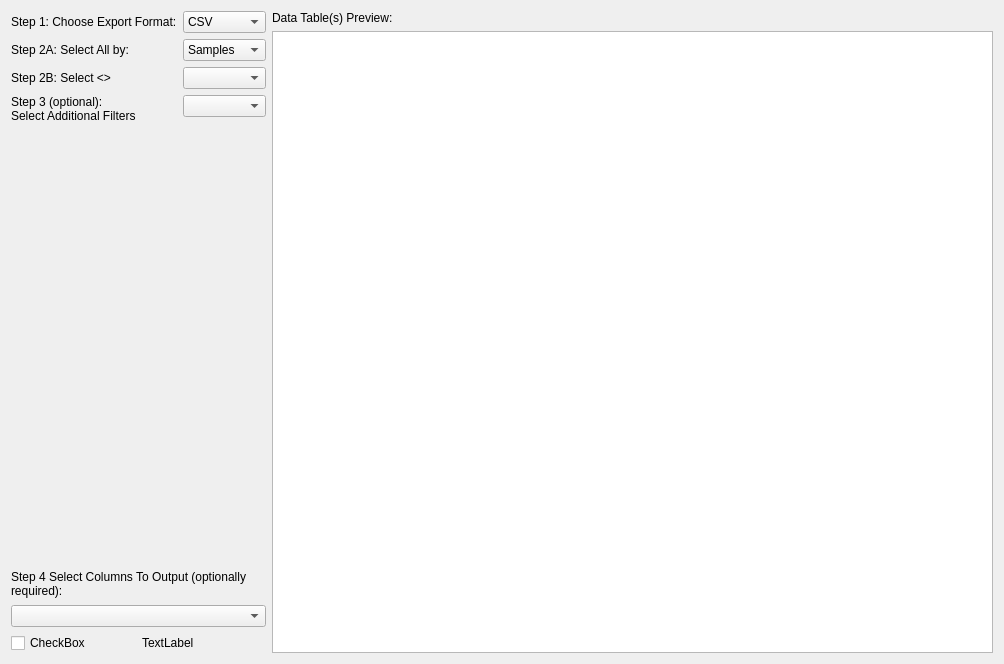
Before: the Qt Designer form ui/ExporterUI.ui in kathrynmetcalf/GeoCORK, drawn with Qt 5.
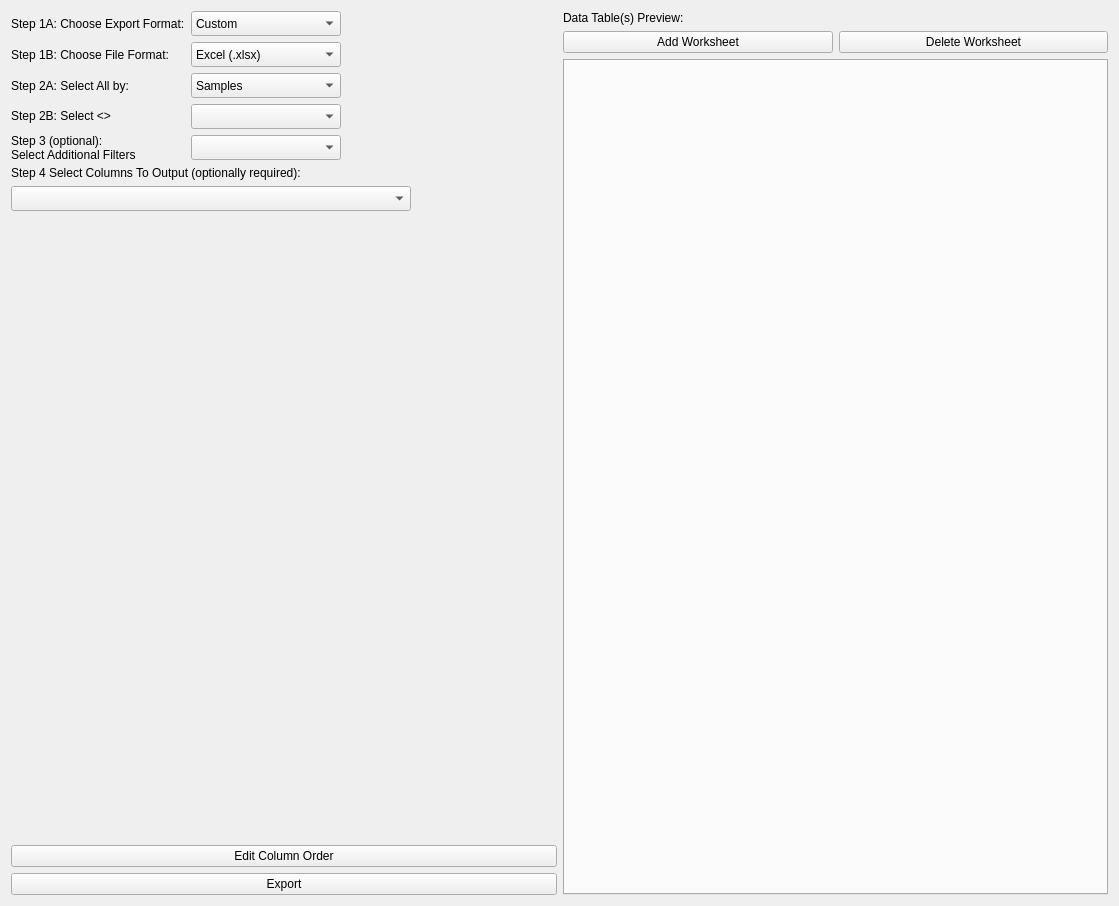
After: the same form once the commit is applied. Custom widgets are drawn as their Qt base class.

Commit message: Ui files that weren't saved before. Fixed issue with age errors in Alter_database.py

What changed in the file:
```diff
--- a/ui/ExporterUI.ui
+++ b/ui/ExporterUI.ui
@@ -6,10 +6,16 @@
    <rect>
     <x>0</x>
     <y>0</y>
-    <width>1004</width>
-    <height>664</height>
+    <width>1119</width>
+    <height>906</height>
    </rect>
   </property>
+  <property name="minimumSize">
+   <size>
+    <width>0</width>
+    <height>500</height>
+   </size>
+  </property>
   <property name="windowTitle">
    <string>Form</string>
   </property>
@@ -20,16 +26,77 @@
       <layout class="QFormLayout" name="formLayout">
        <item row="0" column="0">
         <widget class="QLabel" name="label_2">
+         <property name="sizePolicy">
+          <sizepolicy hsizetype="Expanding" vsizetype="Fixed">
+           <horstretch>0</horstretch>
+           <verstretch>0</verstretch>
+          </sizepolicy>
+         </property>
+         <property name="minimumSize">
+          <size>
+           <width>0</width>
+           <height>25</height>
+          </size>
+         </property>
+         <property name="maximumSize">
+          <size>
+           <width>16777215</width>
+           <height>25</height>
+          </size>
+         </property>
          <property name="text">
-          <string>Step 1: Choose Export Format:</string>
+          <string>Step 1A: Choose Export Format:</string>
          </property>
         </widget>
        </item>
-       <item row="0" column="1">
-        <widget class="QComboBox" name="comboBox">
+       <item row="2" column="0">
+        <widget class="QLabel" name="label">
+         <property name="sizePolicy">
+          <sizepolicy hsizetype="Expanding" vsizetype="Fixed">
+           <horstretch>0</horstretch>
+           <verstretch>0</verstretch>
+          </sizepolicy>
+         </property>
+         <property name="minimumSize">
+          <size>
+           <width>0</width>
+           <height>25</height>
+          </size>
+         </property>
+         <property name="maximumSize">
+          <size>
+           <width>16777215</width>
+           <height>25</height>
+          </size>
+         </property>
+         <property name="text">
+          <string>Step 1B: Choose File Format:</string>
+         </property>
+        </widget>
+       </item>
+       <item row="2" column="1">
+        <widget class="QComboBox" name="fileformat_comboBox">
+         <property name="sizePolicy">
+          <sizepolicy hsizetype="Fixed" vsizetype="Fixed">
+           <horstretch>0</horstretch>
+           <verstretch>0</verstretch>
+          </sizepolicy>
+         </property>
+         <property name="minimumSize">
+          <size>
+           <width>150</width>
+           <height>25</height>
+          </size>
+         </property>
+         <property name="maximumSize">
+          <size>
+           <width>150</width>
+           <height>25</height>
+          </size>
+         </property>
          <item>
           <property name="text">
-           <string>CSV</string>
+           <string>Excel (.xlsx)</string>
           </property>
          </item>
          <item>
@@ -64,15 +131,51 @@
          </item>
         </widget>
        </item>
-       <item row="1" column="0">
+       <item row="3" column="0">
         <widget class="QLabel" name="label_3">
+         <property name="sizePolicy">
+          <sizepolicy hsizetype="Expanding" vsizetype="Fixed">
+           <horstretch>0</horstretch>
+           <verstretch>0</verstretch>
+          </sizepolicy>
+         </property>
+         <property name="minimumSize">
+          <size>
+           <width>0</width>
+           <height>25</height>
+          </size>
+         </property>
+         <property name="maximumSize">
+          <size>
+           <width>16777215</width>
+           <height>25</height>
+          </size>
+         </property>
          <property name="text">
           <string>Step 2A: Select All by:</string>
          </property>
         </widget>
        </item>
-       <item row="1" column="1">
-        <widget class="QComboBox" name="comboBox_2">
+       <item row="3" column="1">
+        <widget class="QComboBox" name="selectionscope_comboBox">
+         <property name="sizePolicy">
+          <sizepolicy hsizetype="Fixed" vsizetype="Fixed">
+           <horstretch>0</horstretch>
+           <verstretch>0</verstretch>
+          </sizepolicy>
+         </property>
+         <property name="minimumSize">
+          <size>
+           <width>150</width>
+           <height>25</height>
+          </size>
+         </property>
+         <property name="maximumSize">
+          <size>
+           <width>150</width>
+           <height>25</height>
+          </size>
+         </property>
          <item>
           <property name="text">
            <string>Samples</string>
@@ -95,18 +198,84 @@
          </item>
         </widget>
        </item>
-       <item row="2" column="0">
+       <item row="4" column="0">
         <widget class="QLabel" name="label_4">
+         <property name="sizePolicy">
+          <sizepolicy hsizetype="Expanding" vsizetype="Fixed">
+           <horstretch>0</horstretch>
+           <verstretch>0</verstretch>
+          </sizepolicy>
+         </property>
+         <property name="minimumSize">
+          <size>
+           <width>0</width>
+           <height>25</height>
+          </size>
+         </property>
+         <property name="maximumSize">
+          <size>
+           <width>16777215</width>
+           <height>25</height>
+          </size>
+         </property>
          <property name="text">
           <string>Step 2B: Select &lt;&gt;</string>
          </property>
         </widget>
        </item>
-       <item row="2" column="1">
-        <widget class="QComboBox" name="comboBox_3"/>
+       <item row="4" column="1">
+        <widget class="CheckableComboBox" name="samplesincluded_comboBox">
+         <property name="sizePolicy">
+          <sizepolicy hsizetype="Fixed" vsizetype="Fixed">
+           <horstretch>0</horstretch>
+           <verstretch>0</verstretch>
+          </sizepolicy>
+         </property>
+         <property name="minimumSize">
+          <size>
+           <width>150</width>
+           <height>25</height>
+          </size>
+         </property>
+         <property name="maximumSize">
+          <size>
+           <width>150</width>
+           <height>25</height>
+          </size>
+         </property>
+         <property name="currentText">
+          <string/>
+         </property>
+         <property name="placeholderText">
+          <string>None</string>
+         </property>
+         <item>
+          <property name="text">
+           <string>None</string>
+          </property>
+         </item>
+        </widget>
        </item>
-       <item row="3" column="0">
+       <item row="5" column="0">
         <widget class="QLabel" name="label_5">
+         <property name="sizePolicy">
+          <sizepolicy hsizetype="Expanding" vsizetype="Fixed">
+           <horstretch>0</horstretch>
+           <verstretch>0</verstretch>
+          </sizepolicy>
+         </property>
+         <property name="minimumSize">
+          <size>
+           <width>0</width>
+           <height>25</height>
+          </size>
+         </property>
+         <property name="maximumSize">
+          <size>
+           <width>16777215</width>
+           <height>25</height>
+          </size>
+         </property>
          <property name="text">
           <string>Step 3 (optional): Select Additional Filters</string>
          </property>
@@ -115,8 +284,92 @@
          </property>
         </widget>
        </item>
-       <item row="3" column="1">
-        <widget class="QComboBox" name="comboBox_4"/>
+       <item row="5" column="1">
+        <widget class="CheckableComboBox" name="filterselection_comboBox">
+         <property name="sizePolicy">
+          <sizepolicy hsizetype="Fixed" vsizetype="Fixed">
+           <horstretch>0</horstretch>
+           <verstretch>0</verstretch>
+          </sizepolicy>
+         </property>
+         <property name="minimumSize">
+          <size>
+           <width>150</width>
+           <height>25</height>
+          </size>
+         </property>
+         <property name="maximumSize">
+          <size>
+           <width>150</width>
+           <height>25</height>
+          </size>
+         </property>
+         <property name="placeholderText">
+          <string>None</string>
+         </property>
+         <item>
+          <property name="text">
+           <string>None</string>
+          </property>
+         </item>
+        </widget>
+       </item>
+       <item row="0" column="1">
+        <widget class="QComboBox" name="exportformat_comboBox">
+         <property name="sizePolicy">
+          <sizepolicy hsizetype="Fixed" vsizetype="Fixed">
+           <horstretch>0</horstretch>
+           <verstretch>0</verstretch>
+          </sizepolicy>
+         </property>
+         <property name="minimumSize">
+          <size>
+           <width>150</width>
+           <height>25</height>
+          </size>
+         </property>
+         <property name="maximumSize">
+          <size>
+           <width>150</width>
+           <height>25</height>
+          </size>
+         </property>
+         <item>
+          <property name="text">
+           <string>Custom</string>
+          </property>
+         </item>
+         <item>
+          <property name="text">
+           <string>detritalPy</string>
+          </property>
+         </item>
+         <item>
+          <property name="text">
+           <string>IsoplotR - 07/35, 06/38, 04/38, 07/06, 04/07, 04/06</string>
+          </property>
+         </item>
+         <item>
+          <property name="text">
+           <string>IsoplotR - 38/06, 07/06</string>
+          </property>
+         </item>
+         <item>
+          <property name="text">
+           <string>DZStats - Intersample</string>
+          </property>
+         </item>
+         <item>
+          <property name="text">
+           <string>DZStats - Sample Compare</string>
+          </property>
+         </item>
+         <item>
+          <property name="text">
+           <string>Database</string>
+          </property>
+         </item>
+        </widget>
        </item>
       </layout>
      </item>
@@ -137,25 +390,75 @@
       </widget>
      </item>
      <item>
-      <widget class="QComboBox" name="comboBox_5"/>
+      <widget class="QComboBox" name="columnselection_comboBox">
+       <property name="sizePolicy">
+        <sizepolicy hsizetype="Fixed" vsizetype="Fixed">
+         <horstretch>0</horstretch>
+         <verstretch>0</verstretch>
+        </sizepolicy>
+       </property>
+       <property name="minimumSize">
+        <size>
+         <width>400</width>
+         <height>25</height>
+        </size>
+       </property>
+       <property name="maximumSize">
+        <size>
+         <width>400</width>
+         <height>16777215</height>
+        </size>
+       </property>
+      </widget>
      </item>
      <item>
-      <layout class="QGridLayout" name="gridLayout_5">
-       <item row="1" column="1">
-        <widget class="QLabel" name="label_6">
-         <property name="text">
-          <string>TextLabel</string>
-         </property>
-        </widget>
-       </item>
-       <item row="1" column="0">
-        <widget class="QCheckBox" name="checkBox">
-         <property name="text">
-          <string>CheckBox</string>
-         </property>
-        </widget>
-       </item>
-      </layout>
+      <widget class="QStackedWidget" name="columnattributes_stack">
+       <property name="minimumSize">
+        <size>
+         <width>400</width>
+         <height>600</height>
+        </size>
+       </property>
+       <property name="maximumSize">
+        <size>
+         <width>400</width>
+         <height>600</height>
+        </size>
+       </property>
+       <property name="baseSize">
+        <size>
+         <width>400</width>
+         <height>600</height>
+        </size>
+       </property>
+      </widget>
+     </item>
+     <item>
+      <spacer name="verticalSpacer">
+       <property name="orientation">
+        <enum>Qt::Vertical</enum>
+       </property>
+       <property name="sizeHint" stdset="0">
+        <size>
+         <width>20</width>
+         <height>40</height>
+        </size>
+       </property>
+      </spacer>
+     </item>
+     <item>
+      <widget class="QPushButton" name="editorder_pushbutton">
+       <property name="text">
+        <string>Edit Column Order</string>
+       </property>
+      </widget>
+     </item>
+     <item>
+      <widget class="QPushButton" name="export_pushbutton">
+       <property name="text">
+        <string>Export</string>
+       </property>
+      </widget>
      </item>
     </layout>
    </item>
@@ -169,12 +472,44 @@
       </widget>
      </item>
      <item>
-      <widget class="QTableView" name="tableView"/>
+      <layout class="QHBoxLayout" name="horizontalLayout_4">
+       <item>
+        <widget class="QPushButton" name="add_workbook_button">
+         <property name="text">
+          <string>Add Worksheet</string>
+         </property>
+        </widget>
+       </item>
+       <item>
+        <widget class="QPushButton" name="remove_workbook_button">
+         <property name="text">
+          <string>Delete Worksheet</string>
+         </property>
+        </widget>
+       </item>
+      </layout>
+     </item>
+     <item>
+      <widget class="QTabWidget" name="workbooktabs">
+       <property name="minimumSize">
+        <size>
+         <width>0</width>
+         <height>500</height>
+        </size>
+       </property>
+      </widget>
      </item>
     </layout>
    </item>
   </layout>
  </widget>
+ <customwidgets>
+  <customwidget>
+   <class>CheckableComboBox</class>
+   <extends>QComboBox</extends>
+   <header location="global">Functions/Table_classes.h</header>
+  </customwidget>
+ </customwidgets>
  <resources/>
  <connections/>
 </ui>
```
Left out of the diff: 32 changed lines with no effect on the pictures. The commit also changes 3 other files.
